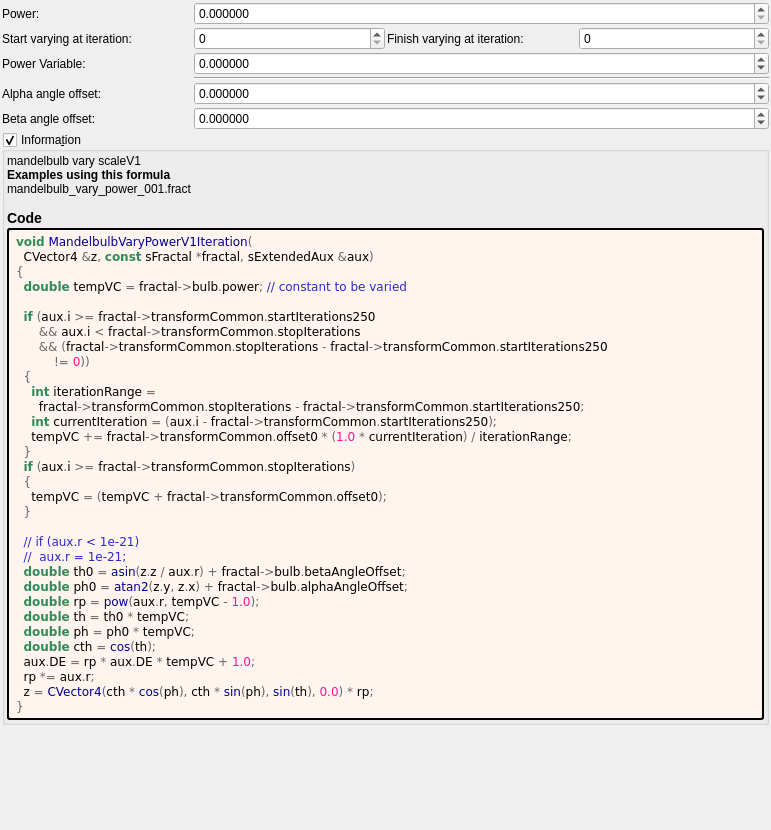
Qt form mandelbulber2/formula/ui/mandelbulb_vary_power_v1.ui (irinox-ctrl/mandelbulber2) before a commit.
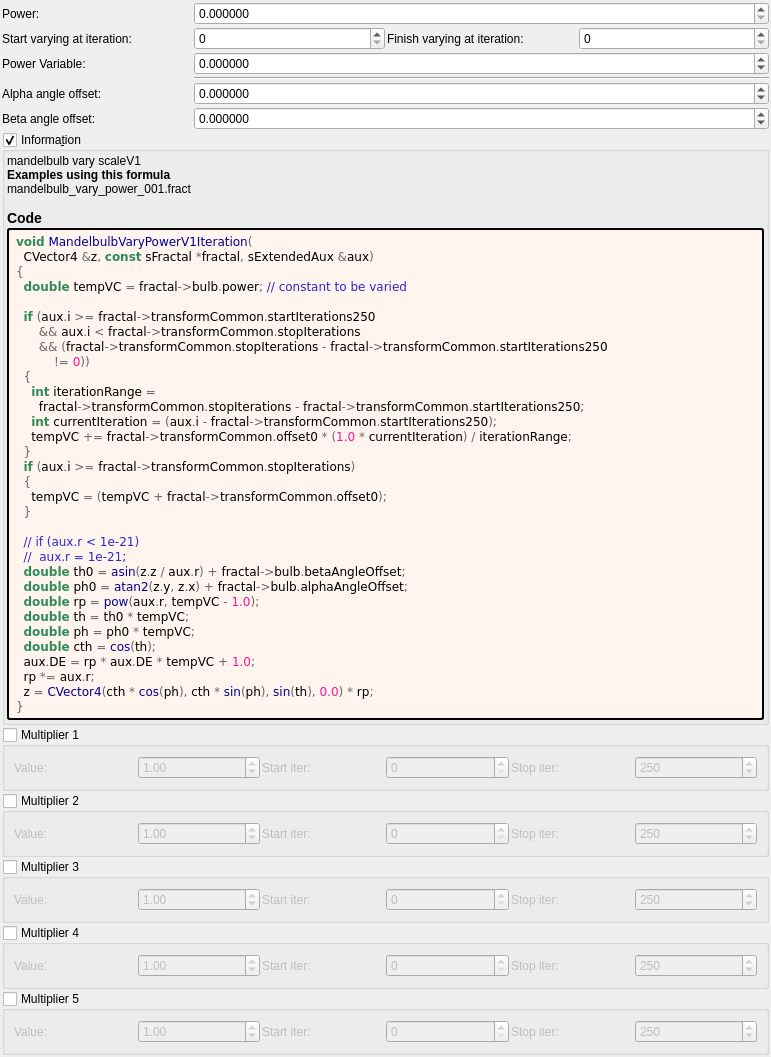
The same form after that commit. Custom widgets are drawn as their Qt base class.

Commit message:
feat: add 5 general-purpose multipliers to all 1007 fractal formulas
Each multiplier has:
- Checkbox (OFF by default)
- Value spinbox (default 1.0, range -100 to 100)
- Iteration start/stop range

Logic: z *= value; DE *= |value|;

Uses existing transformCommon parameters:
- Checkboxes: functionEnabledBx/By/Bz/Bw/CzFalse
- Values: scale4/5/6/8/16
- Ranges: startIterationsB-F/stopIterationsB-F

Modified 1007 .cpp (CPU), 1006 .cl (GPU), 1023 .ui files.
Both source (formula/) and deploy (deploy/share/) copies updated.

Patch:
```diff
--- a/mandelbulber2/formula/ui/mandelbulb_vary_power_v1.ui
+++ b/mandelbulber2/formula/ui/mandelbulb_vary_power_v1.ui
@@ -330,6 +330,192 @@
      </layout>
     </widget>
    </item>
+   <item>
+    <widget class="MyGroupBox" name="groupCheck_transf_function_enabledBx_false">
+     <property name="title"><string>Multiplier 1</string></property>
+     <property name="checkable"><bool>true</bool></property>
+     <property name="checked"><bool>false</bool></property>
+     <layout class="QGridLayout" name="gridLayout_mult1">
+      <property name="spacing"><number>2</number></property>
+      <item row="0" column="0">
+       <widget class="QLabel"><property name="text"><string>Value:</string></property></widget>
+      </item>
+      <item row="0" column="1">
+       <widget class="MyDoubleSpinBox" name="spinbox_transf_scale_4">
+        <property name="minimum"><double>-100.0</double></property><property name="maximum"><double>100.0</double></property>
+        <property name="singleStep"><double>0.01</double></property><property name="value"><double>1.0</double></property>
+       </widget>
+      </item>
+      <item row="0" column="2">
+       <widget class="QLabel"><property name="text"><string>Start iter:</string></property></widget>
+      </item>
+      <item row="0" column="3">
+       <widget class="MySpinBox" name="spinboxInt_transf_start_iterations_B">
+        <property name="minimum"><number>0</number></property><property name="maximum"><number>10000</number></property>
+        <property name="value"><number>0</number></property>
+       </widget>
+      </item>
+      <item row="0" column="4">
+       <widget class="QLabel"><property name="text"><string>Stop iter:</string></property></widget>
+      </item>
+      <item row="0" column="5">
+       <widget class="MySpinBox" name="spinboxInt_transf_stop_iterations_B">
+        <property name="minimum"><number>0</number></property><property name="maximum"><number>10000</number></property>
+        <property name="value"><number>250</number></property>
+       </widget>
+      </item>
+     </layout>
+    </widget>
+   </item>
+   <item>
+    <widget class="MyGroupBox" name="groupCheck_transf_function_enabledBy_false">
+     <property name="title"><string>Multiplier 2</string></property>
+     <property name="checkable"><bool>true</bool></property>
+     <property name="checked"><bool>false</bool></property>
+     <layout class="QGridLayout" name="gridLayout_mult2">
+      <property name="spacing"><number>2</number></property>
+      <item row="0" column="0">
+       <widget class="QLabel"><property name="text"><string>Value:</string></property></widget>
+      </item>
+      <item row="0" column="1">
+       <widget class="MyDoubleSpinBox" name="spinbox_transf_scale_5">
+        <property name="minimum"><double>-100.0</double></property><property name="maximum"><double>100.0</double></property>
+        <property name="singleStep"><double>0.01</double></property><property name="value"><double>1.0</double></property>
+       </widget>
+      </item>
+      <item row="0" column="2">
+       <widget class="QLabel"><property name="text"><string>Start iter:</string></property></widget>
+      </item>
+      <item row="0" column="3">
+       <widget class="MySpinBox" name="spinboxInt_transf_start_iterations_C">
+        <property name="minimum"><number>0</number></property><property name="maximum"><number>10000</number></property>
+        <property name="value"><number>0</number></property>
+       </widget>
+      </item>
+      <item row="0" column="4">
+       <widget class="QLabel"><property name="text"><string>Stop iter:</string></property></widget>
+      </item>
+      <item row="0" column="5">
+       <widget class="MySpinBox" name="spinboxInt_transf_stop_iterations_C">
+        <property name="minimum"><number>0</number></property><property name="maximum"><number>10000</number></property>
+        <property name="value"><number>250</number></property>
+       </widget>
+      </item>
+     </layout>
+    </widget>
+   </item>
+   <item>
+    <widget class="MyGroupBox" name="groupCheck_transf_function_enabledBz_false">
+     <property name="title"><string>Multiplier 3</string></property>
+     <property name="checkable"><bool>true</bool></property>
+     <property name="checked"><bool>false</bool></property>
+     <layout class="QGridLayout" name="gridLayout_mult3">
+      <property name="spacing"><number>2</number></property>
+      <item row="0" column="0">
+       <widget class="QLabel"><property name="text"><string>Value:</string></property></widget>
+      </item>
+      <item row="0" column="1">
+       <widget class="MyDoubleSpinBox" name="spinbox_transf_scale_6">
+        <property name="minimum"><double>-100.0</double></property><property name="maximum"><double>100.0</double></property>
+        <property name="singleStep"><double>0.01</double></property><property name="value"><double>1.0</double></property>
+       </widget>
+      </item>
+      <item row="0" column="2">
+       <widget class="QLabel"><property name="text"><string>Start iter:</string></property></widget>
+      </item>
+      <item row="0" column="3">
+       <widget class="MySpinBox" name="spinboxInt_transf_start_iterations_D">
+        <property name="minimum"><number>0</number></property><property name="maximum"><number>10000</number></property>
+        <property name="value"><number>0</number></property>
+       </widget>
+      </item>
+      <item row="0" column="4">
+       <widget class="QLabel"><property name="text"><string>Stop iter:</string></property></widget>
+      </item>
+      <item row="0" column="5">
+       <widget class="MySpinBox" name="spinboxInt_transf_stop_iterations_D">
+        <property name="minimum"><number>0</number></property><property name="maximum"><number>10000</number></property>
+        <property name="value"><number>250</number></property>
+       </widget>
+      </item>
+     </layout>
+    </widget>
+   </item>
+   <item>
+    <widget class="MyGroupBox" name="groupCheck_transf_function_enabledBw_false">
+     <property name="title"><string>Multiplier 4</string></property>
+     <property name="checkable"><bool>true</bool></property>
+     <property name="checked"><bool>false</bool></property>
+     <layout class="QGridLayout" name="gridLayout_mult4">
+      <property name="spacing"><number>2</number></property>
+      <item row="0" column="0">
+       <widget class="QLabel"><property name="text"><string>Value:</string></property></widget>
+      </item>
+      <item row="0" column="1">
+       <widget class="MyDoubleSpinBox" name="spinbox_transf_scale_8">
+        <property name="minimum"><double>-100.0</double></property><property name="maximum"><double>100.0</double></property>
+        <property name="singleStep"><double>0.01</double></property><property name="value"><double>1.0</double></property>
+       </widget>
+      </item>
+      <item row="0" column="2">
+       <widget class="QLabel"><property name="text"><string>Start iter:</string></property></widget>
+      </item>
+      <item row="0" column="3">
+       <widget class="MySpinBox" name="spinboxInt_transf_start_iterations_E">
+        <property name="minimum"><number>0</number></property><property name="maximum"><number>10000</number></property>
+        <property name="value"><number>0</number></property>
+       </widget>
+      </item>
+      <item row="0" column="4">
+       <widget class="QLabel"><property name="text"><string>Stop iter:</string></property></widget>
+      </item>
+      <item row="0" column="5">
+       <widget class="MySpinBox" name="spinboxInt_transf_stop_iterations_E">
+        <property name="minimum"><number>0</number></property><property name="maximum"><number>10000</number></property>
+        <property name="value"><number>250</number></property>
+       </widget>
+      </item>
+     </layout>
+    </widget>
+   </item>
+   <item>
+    <widget class="MyGroupBox" name="groupCheck_transf_function_enabledCz_false">
+     <property name="title"><string>Multiplier 5</string></property>
+     <property name="checkable"><bool>true</bool></property>
+     <property name="checked"><bool>false</bool></property>
+     <layout class="QGridLayout" name="gridLayout_mult5">
+      <property name="spacing"><number>2</number></property>
+      <item row="0" column="0">
+       <widget class="QLabel"><property name="text"><string>Value:</string></property></widget>
+      </item>
+      <item row="0" column="1">
+       <widget class="MyDoubleSpinBox" name="spinbox_transf_scale_16">
+        <property name="minimum"><double>-100.0</double></property><property name="maximum"><double>100.0</double></property>
+        <property name="singleStep"><double>0.01</double></property><property name="value"><double>1.0</double></property>
+       </widget>
+      </item>
+      <item row="0" column="2">
+       <widget class="QLabel"><property name="text"><string>Start iter:</string></property></widget>
+      </item>
+      <item row="0" column="3">
+       <widget class="MySpinBox" name="spinboxInt_transf_start_iterations_F">
+        <property name="minimum"><number>0</number></property><property name="maximum"><number>10000</number></property>
+        <property name="value"><number>0</number></property>
+       </widget>
+      </item>
+      <item row="0" column="4">
+       <widget class="QLabel"><property name="text"><string>Stop iter:</string></property></widget>
+      </item>
+      <item row="0" column="5">
+       <widget class="MySpinBox" name="spinboxInt_transf_stop_iterations_F">
+        <property name="minimum"><number>0</number></property><property name="maximum"><number>10000</number></property>
+        <property name="value"><number>250</number></property>
+       </widget>
+      </item>
+     </layout>
+    </widget>
+   </item>
+
    <item>
     <spacer name="verticalSpacer">
      <property name="orientation">
```
The commit also changes 3972 other files.
